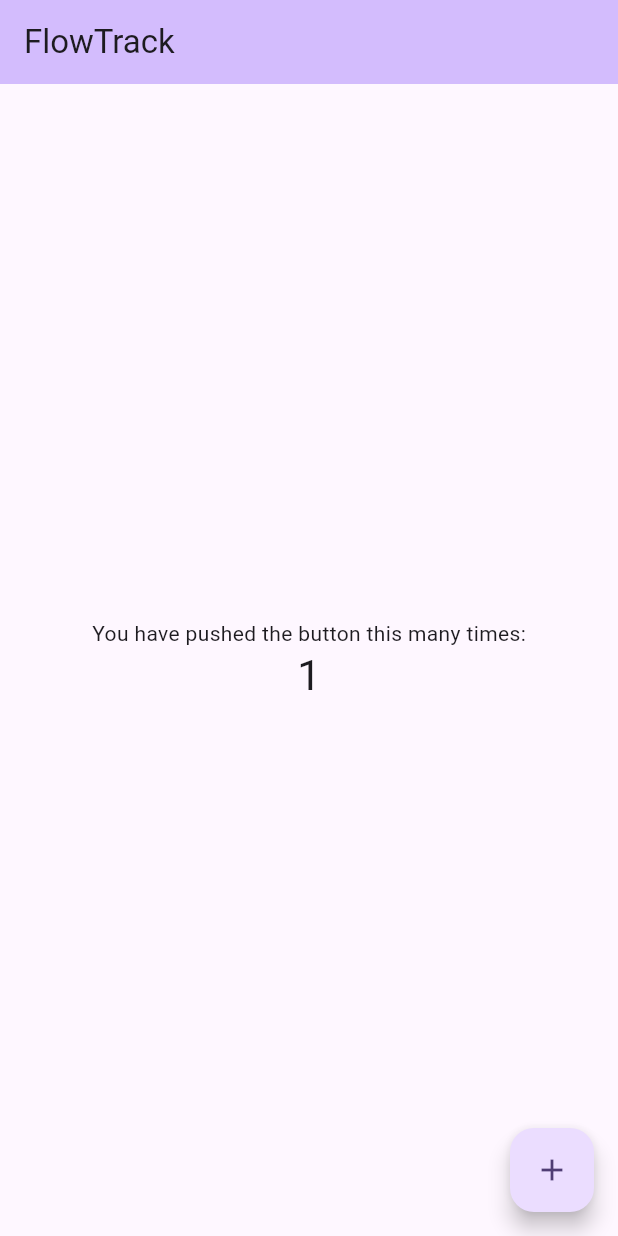
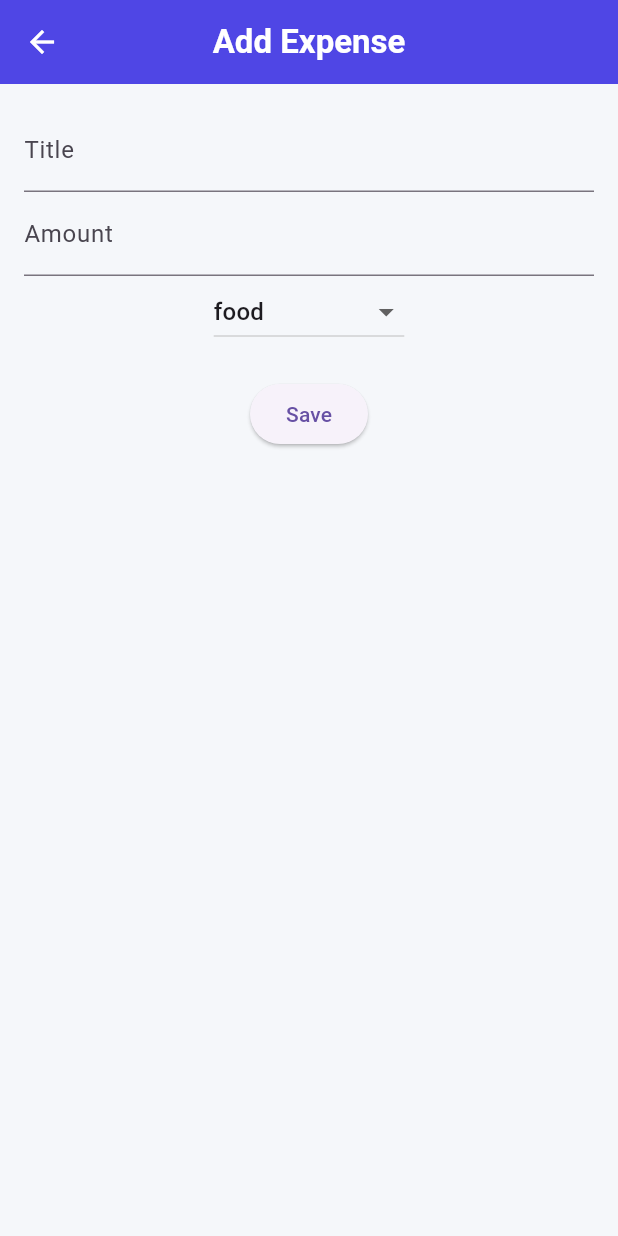
Before and after one commit to kapilb145/flowtrack_app, a Flutter app: the screen it shows after launch, after a tap on the "add" icon, on a phone screen of 412 x 824 dp. Run offline on Flutter 3.47's test engine with Material 3 defaults, Android fonts, the light colour scheme and no system bars; our stand-ins replace equatable, flutter_bloc, hive, hive_flutter; accounts and stored records are empty.

Commit message:
1. Added Expense Screen 2. Added Colors 3. Added theme 4. Added Expense list view 5. Added uuid generator

```diff
--- /dev/null
+++ b/lib/blocs/expense_form/expense_form_cubit.dart
@@ -0,0 +1,49 @@
+
+
+
+
+import 'package:flowtrack_app/blocs/expense_form/expense_form_state.dart';
+import 'package:flutter_bloc/flutter_bloc.dart';
+
+import '../../models/expense.dart';
+import '../../services/expense_repository.dart';
+import '../../utils/id_generator.dart';
+
+class ExpenseFormCubit extends Cubit<ExpenseFormState>{
+  final ExpenseRepository repository;
+
+  ExpenseFormCubit(this.repository) : super(ExpenseFormInitial());
+
+
+
+  Future<void> saveExpense({
+    required String title,
+    required double amount,
+    required Category category,
+    required DateTime date,
+  }) async {
+    try {
+      emit(ExpenseFormSaving());
+
+      /// Simple validation
+      if (title.isEmpty || amount <= 0) {
+        emit(const ExpenseFormError('Invalid input'));
+        return;
+      }
+
+      final expense = Expense(
+        id: IdGenerator.generate(),
+        title: title,
+        amount: amount,
+        category: category,
+        date: date,
+      );
+
+      await repository.addExpense(expense);
+
+      emit(ExpenseFormSuccess());
+    } catch (_) {
+      emit(const ExpenseFormError('Failed to save expense'));
+    }
+  }
+}
--- /dev/null
+++ b/lib/blocs/expense_form/expense_form_state.dart
@@ -0,0 +1,30 @@
+
+
+import 'package:equatable/equatable.dart';
+
+abstract class ExpenseFormState extends Equatable{
+
+  const ExpenseFormState();
+  @override
+  List<Object?> get props => [];
+}
+
+
+/// Initial idle state
+class ExpenseFormInitial extends ExpenseFormState {}
+
+/// While saving
+class ExpenseFormSaving extends ExpenseFormState {}
+
+/// Success state
+class ExpenseFormSuccess extends ExpenseFormState {}
+
+/// Error state
+class ExpenseFormError extends ExpenseFormState {
+  final String message;
+
+  const ExpenseFormError(this.message);
+
+  @override
+  List<Object?> get props => [message];
+}
--- /dev/null
+++ b/lib/blocs/expense_list_cubit.dart
@@ -0,0 +1,42 @@
+import 'package:flowtrack_app/services/expense_repository.dart';
+import 'expense_list_state.dart';
+import 'package:flutter_bloc/flutter_bloc.dart';
+
+class ExpenseListCubit extends Cubit<ExpenseListState>{
+
+  final ExpenseRepository expenseRepository;
+
+  ExpenseListCubit(this.expenseRepository) : super(ExpenseListInitial());
+
+
+  /// Load all expenses
+  Future<void> loadExpenses() async {
+    try {
+      emit(ExpenseListLoading());
+
+      final expenses = await expenseRepository.getAllExpenses();
+
+      emit(ExpenseListLoaded(expenses));
+    } catch (e) {
+      /// Never expose raw exception to UI
+      emit(ExpenseListError('Failed to load expenses'));
+    }
+  }
+
+
+
+  /// Delete expense and refresh list
+  Future<void> deleteExpense(String id) async {
+    try {
+      await expenseRepository.deleteExpense(id);
+      await loadExpenses();
+    } catch (_) {
+      emit(ExpenseListError('Delete failed'));
+    }
+  }
+
+
+
+
+
+}
--- /dev/null
+++ b/lib/blocs/expense_list_state.dart
@@ -0,0 +1,32 @@
+import 'package:equatable/equatable.dart';
+import 'package:flowtrack_app/models/expense.dart';
+
+abstract class ExpenseListState extends Equatable{
+  const ExpenseListState();
+
+  List<Object?> get props => [];
+}
+
+class ExpenseListInitial extends ExpenseListState{}
+
+class ExpenseListLoading extends ExpenseListState{}
+
+class ExpenseListLoaded extends ExpenseListState{
+
+  final List<Expense> expenses;
+
+  const ExpenseListLoaded(this.expenses);
+
+@override
+  List<Object?> get props => [expenses];
+
+}
+
+class ExpenseListError extends ExpenseListState{
+  final String message;
+
+  const ExpenseListError(this.message);
+
+  @override
+  List<Object?> get props => [message];
+}
--- a/lib/main.dart
+++ b/lib/main.dart
@@ -1,3 +1,5 @@
+import 'package:flowtrack_app/screens/expense_list_screen.dart';
+import 'package:flowtrack_app/utils/app_theme.dart';
 import 'package:flutter/material.dart';
 import 'package:hive_flutter/adapters.dart';
 
@@ -28,111 +30,9 @@ class MyApp extends StatelessWidget {
   Widget build(BuildContext context) {
     return MaterialApp(
       title: 'FlowTrack',
-      theme: ThemeData(
-        // This is the theme of your application.
-        //
-        // TRY THIS: Try running your application with "flutter run". You'll see
-        // the application has a purple toolbar. Then, without quitting the app,
-        // try changing the seedColor in the colorScheme below to Colors.green
-        // and then invoke "hot reload" (save your changes or press the "hot
-        // reload" button in a Flutter-supported IDE, or press "r" if you used
-        // the command line to start the app).
-        //
-        // Notice that the counter didn't reset back to zero; the application
-        // state is not lost during the reload. To reset the state, use hot
-        // restart instead.
-        //
-        // This works for code too, not just values: Most code changes can be
-        // tested with just a hot reload.
-        colorScheme: ColorScheme.fromSeed(seedColor: Colors.deepPurple),
-      ),
-      home: const MyHomePage(title: 'FlowTrack'),
+      debugShowCheckedModeBanner: false,
+      theme: AppTheme.theme,
+      home: const ExpenseListScreen(),
     );
   }
 }
-
-class MyHomePage extends StatefulWidget {
-  const MyHomePage({super.key, required this.title});
-
-  // This widget is the home page of your application. It is stateful, meaning
-  // that it has a State object (defined below) that contains fields that affect
-  // how it looks.
-
-  // This class is the configuration for the state. It holds the values (in this
-  // case the title) provided by the parent (in this case the App widget) and
-  // used by the build method of the State. Fields in a Widget subclass are
-  // always marked "final".
-
-  final String title;
-
-  @override
-  State<MyHomePage> createState() => _MyHomePageState();
-}
-
-class _MyHomePageState extends State<MyHomePage> {
-  int _counter = 0;
-
-  void _incrementCounter() {
-    setState(() {
-      // This call to setState tells the Flutter framework that something has
-      // changed in this State, which causes it to rerun the build method below
-      // so that the display can reflect the updated values. If we changed
-      // _counter without calling setState(), then the build method would not be
-      // called again, and so nothing would appear to happen.
-      _counter++;
-    });
-  }
-
-  @override
-  Widget build(BuildContext context) {
-    // This method is rerun every time setState is called, for instance as done
-    // by the _incrementCounter method above.
-    //
-    // The Flutter framework has been optimized to make rerunning build methods
-    // fast, so that you can just rebuild anything that needs updating rather
-    // than having to individually change instances of widgets.
-    return Scaffold(
-      appBar: AppBar(
-        // TRY THIS: Try changing the color here to a specific color (to
-        // Colors.amber, perhaps?) and trigger a hot reload to see the AppBar
-        // change color while the other colors stay the same.
-        backgroundColor: Theme.of(context).colorScheme.inversePrimary,
-        // Here we take the value from the MyHomePage object that was created by
-        // the App.build method, and use it to set our appbar title.
-        title: Text(widget.title),
-      ),
-      body: Center(
-        // Center is a layout widget. It takes a single child and positions it
-        // in the middle of the parent.
-        child: Column(
-          // Column is also a layout widget. It takes a list of children and
-          // arranges them vertically. By default, it sizes itself to fit its
-          // children horizontally, and tries to be as tall as its parent.
-          //
-          // Column has various properties to control how it sizes itself and
-          // how it positions its children. Here we use mainAxisAlignment to
-          // center the children vertically; the main axis here is the vertical
-          // axis because Columns are vertical (the cross axis would be
-          // horizontal).
-          //
-          // TRY THIS: Invoke "debug painting" (choose the "Toggle Debug Paint"
-          // action in the IDE, or press "p" in the console), to see the
-          // wireframe for each widget.
-          mainAxisAlignment: MainAxisAlignment.center,
-          children: <Widget>[
-            const Text('You have pushed the button this many times:'),
-            Text(
-              '$_counter',
-              style: Theme.of(context).textTheme.headlineMedium,
-            ),
-          ],
-        ),
-      ),
-      floatingActionButton: FloatingActionButton(
-        onPressed: _incrementCounter,
-        tooltip: 'Increment',
-        child: const Icon(Icons.add),
-      ), // This trailing comma makes auto-formatting nicer for build methods.
-    );
-  }
-}
--- /dev/null
+++ b/lib/screens/add_expense_screen.dart
@@ -0,0 +1,91 @@
+import 'package:flutter/material.dart';
+import 'package:flutter_bloc/flutter_bloc.dart';
+
+import '../blocs/expense_form/expense_form_cubit.dart';
+import '../blocs/expense_form/expense_form_state.dart';
+import '../models/expense.dart';
+import '../services/expense_local_repository.dart';
+
+class AddExpenseScreen extends StatelessWidget {
+  const AddExpenseScreen({super.key});
+
+  @override
+  Widget build(BuildContext context) {
+    return BlocProvider(
+      create: (_) => ExpenseFormCubit(ExpenseLocalRepository()),
+      child: const AddExpenseView(),
+    );
+  }
+}
+
+class AddExpenseView extends StatefulWidget {
+  const AddExpenseView({super.key});
+
+  @override
+  State<AddExpenseView> createState() => _AddExpenseViewState();
+}
+
+class _AddExpenseViewState extends State<AddExpenseView> {
+  final _titleController = TextEditingController();
+  final _amountController = TextEditingController();
+
+  Category _category = Category.food;
+  final DateTime _date = DateTime.now();
+
+  @override
+  Widget build(BuildContext context) {
+    return Scaffold(
+      appBar: AppBar(title: const Text('Add Expense')),
+      body: BlocListener<ExpenseFormCubit, ExpenseFormState>(
+        listener: (context, state) {
+          if (state is ExpenseFormSuccess) {
+            Navigator.pop(context, true);
+          }
+
+          if (state is ExpenseFormError) {
+            ScaffoldMessenger.of(context)
+                .showSnackBar(SnackBar(content: Text(state.message)));
+          }
+        },
+        child: Padding(
+          padding: const EdgeInsets.all(16),
+          child: Column(
+            children: [
+              TextField(
+                controller: _titleController,
+                decoration: const InputDecoration(labelText: 'Title'),
+              ),
+              TextField(
+                controller: _amountController,
+                keyboardType: TextInputType.number,
+                decoration: const InputDecoration(labelText: 'Amount'),
+              ),
+              DropdownButton<Category>(
+                value: _category,
+                items: Category.values
+                    .map((c) => DropdownMenuItem(
+                  value: c,
+                  child: Text(c.name),
+                ))
+                    .toList(),
+                onChanged: (value) => setState(() => _category = value!),
+              ),
+              const SizedBox(height: 20),
+              ElevatedButton(
+                onPressed: () {
+                  context.read<ExpenseFormCubit>().saveExpense(
+                    title: _titleController.text,
+                    amount: double.tryParse(_amountController.text) ?? 0,
+                    category: _category,
+                    date: _date,
+                  );
+                },
+                child: const Text('Save'),
+              )
+            ],
+          ),
+        ),
+      ),
+    );
+  }
+}
--- /dev/null
+++ b/lib/screens/expense_list_screen.dart
@@ -0,0 +1,116 @@
+
+
+
+import 'package:flutter/cupertino.dart';
+import 'package:flutter/material.dart';
+import 'package:flutter_bloc/flutter_bloc.dart';
+
+import '../blocs/expense_list_cubit.dart';
+import '../blocs/expense_list_state.dart';
+import '../services/expense_local_repository.dart';
+import 'add_expense_screen.dart';
+
+class ExpenseListScreen extends StatelessWidget {
+  const ExpenseListScreen({super.key});
+
+
+  @override
+  Widget build(BuildContext context) {
+    return BlocProvider(
+
+      /// Inject repository into cubit
+      /// Interview Point: Dependency Injection
+      create: (_) =>
+      ExpenseListCubit(
+        ExpenseLocalRepository(),
+      )
+        ..loadExpenses(), // load immediately
+      child: const ExpenseListView(),
+    );
+  }
+
+
+}
+
+
+/// Separated View Widget
+/// Interview Point: Separation improves testability.
+class ExpenseListView extends StatefulWidget {
+  const ExpenseListView({super.key});
+
+  @override
+  State<ExpenseListView> createState() => _ExpenseListViewState();
+}
+
+class _ExpenseListViewState extends State<ExpenseListView> {
+  @override
+  Widget build(BuildContext context) {
+    return Scaffold(
+      floatingActionButton: FloatingActionButton(
+        onPressed: () async {
+          final result = await Navigator.push(
+            context,
+            MaterialPageRoute(
+              builder: (_) => const AddExpenseScreen(),
+            ),
+          );
+
+          if (!context.mounted) return;
+          if (result == true) {
+            context.read<ExpenseListCubit>().loadExpenses();
+          }
+        },
+        child: const Icon(Icons.add),
+      ),
+
+      appBar: AppBar(
+        title: const Text('FlowTrack'),
+      ),
+      body: BlocBuilder<ExpenseListCubit, ExpenseListState>(
+        builder: (context, state) {
+          /// Loading State
+          if (state is ExpenseListLoading) {
+            return const Center(child: CircularProgressIndicator());
+          }
+
+          /// Error State
+          if (state is ExpenseListError) {
+            return Center(child: Text(state.message));
+          }
+
+          /// Loaded State
+          if (state is ExpenseListLoaded) {
+            if (state.expenses.isEmpty) {
+              return const Center(child: Text('No Expenses Yet'));
+            }
+
+            return ListView.builder(
+              itemCount: state.expenses.length,
+              itemBuilder: (context, index) {
+                final expense = state.expenses[index];
+
+                return ListTile(
+                  title: Text(expense.title),
+                  subtitle: Text(
+                    '${expense.category.name} • ₹${expense.amount}',
+                  ),
+                  trailing: IconButton(
+                    icon: const Icon(Icons.delete),
+                    onPressed: () {
+                      context
+                          .read<ExpenseListCubit>()
+                          .deleteExpense(expense.id);
+                    },
+                  ),
+                );
+              },
+            );
+          }
+
+          /// Initial fallback
+          return const SizedBox();
+        },
+      ),
+    );
+  }
+}
--- /dev/null
+++ b/lib/utils/app_colors.dart
@@ -0,0 +1,18 @@
+import 'package:flutter/material.dart';
+
+/// Centralized color palette
+/// Interview Point: Avoid hardcoding colors in UI.
+class AppColors {
+  AppColors._(); // prevent instantiation
+
+  static const primary = Color(0xFF4F46E5); // Indigo
+  static const accent = Color(0xFF14B8A6); // Teal
+
+  static const background = Color(0xFFF5F7FA);
+  static const card = Colors.white;
+
+  static const success = Color(0xFF16A34A);
+  static const danger = Color(0xFFDC2626);
+  static const textPrimary = Color(0xFF1F2937);
+  static const textSecondary = Color(0xFF6B7280);
+}
--- /dev/null
+++ b/lib/utils/app_theme.dart
@@ -0,0 +1,41 @@
+import 'package:flutter/material.dart';
+import 'app_colors.dart';
+
+class AppTheme {
+  AppTheme._();
+
+  static final theme = ThemeData(
+    primaryColor: AppColors.primary,
+    scaffoldBackgroundColor: AppColors.background,
+
+    appBarTheme: const AppBarTheme(
+      backgroundColor: AppColors.primary,
+      foregroundColor: Colors.white,
+      centerTitle: true,
+      elevation: 0,
+    ),
+
+    floatingActionButtonTheme: const FloatingActionButtonThemeData(
+      backgroundColor: AppColors.accent,
+      foregroundColor: Colors.white,
+    ),
+
+    cardTheme: CardThemeData(
+      color: AppColors.card,
+      shape: RoundedRectangleBorder(
+        borderRadius: BorderRadius.circular(12),
+      ),
+      elevation: 2,
+    ),
+
+    textTheme: const TextTheme(
+      titleLarge: TextStyle(
+        color: AppColors.textPrimary,
+        fontWeight: FontWeight.bold,
+      ),
+      bodyMedium: TextStyle(
+        color: AppColors.textSecondary,
+      ),
+    ),
+  );
+}
--- a/lib/utils/id_generator.dart
+++ b/lib/utils/id_generator.dart
@@ -1,6 +1,19 @@
 // Simple ID generator
 // Later we may replace with UUID package
 
-String generateId() {
-  return DateTime.now().millisecondsSinceEpoch.toString();
+
+
+import 'package:uuid/uuid.dart';
+
+class IdGenerator {
+  /// Private constructor prevents instantiation
+  /// Interview Point: Utility class pattern
+  IdGenerator._();
+
+  static const _uuid = Uuid();
+
+  /// Generates globally unique ID
+  static String generate() {
+    return _uuid.v4();
+  }
 }
--- a/pubspec.yaml
+++ b/pubspec.yaml
@@ -37,6 +37,9 @@ dependencies:
   equatable:
   hive: ^2.2.3
   hive_flutter: ^1.1.0
+  flutter_bloc: ^9.1.1
+  uuid: ^4.4.0
+
 
 dev_dependencies:
   flutter_test:
```
Also changed, not shown: pubspec.lock.
